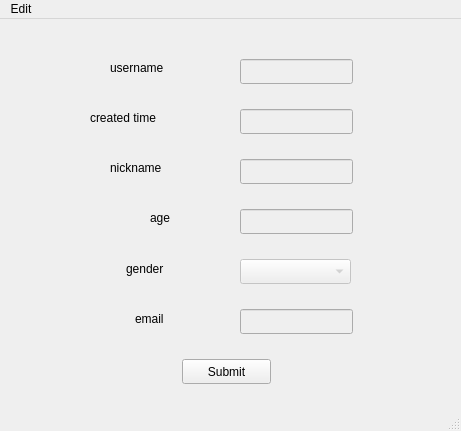
billsjchw/ChatRoom, file Client/QChatClient/personal_info_window.ui: the form before one commit.
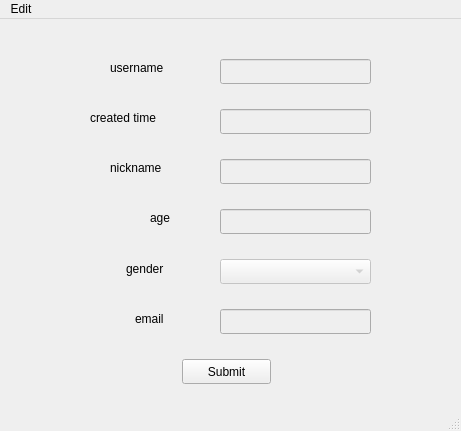
The form after the commit.

What changed in the file:
```diff
--- a/Client/QChatClient/personal_info_window.ui
+++ b/Client/QChatClient/personal_info_window.ui
@@ -20,9 +20,9 @@
     </property>
     <property name="geometry">
      <rect>
-      <x>240</x>
+      <x>220</x>
       <y>40</y>
-      <width>113</width>
+      <width>151</width>
       <height>25</height>
      </rect>
     </property>
@@ -33,9 +33,9 @@
     </property>
     <property name="geometry">
      <rect>
-      <x>240</x>
+      <x>220</x>
       <y>90</y>
-      <width>113</width>
+      <width>151</width>
       <height>25</height>
      </rect>
     </property>
@@ -46,9 +46,9 @@
     </property>
     <property name="geometry">
      <rect>
-      <x>240</x>
+      <x>220</x>
       <y>140</y>
-      <width>113</width>
+      <width>151</width>
       <height>25</height>
      </rect>
     </property>
@@ -59,9 +59,9 @@
     </property>
     <property name="geometry">
      <rect>
-      <x>240</x>
+      <x>220</x>
       <y>190</y>
-      <width>113</width>
+      <width>151</width>
       <height>25</height>
      </rect>
     </property>
@@ -75,9 +75,9 @@
     </property>
     <property name="geometry">
      <rect>
-      <x>240</x>
+      <x>220</x>
       <y>290</y>
-      <width>113</width>
+      <width>151</width>
       <height>25</height>
      </rect>
     </property>
@@ -166,9 +166,9 @@
     </property>
     <property name="geometry">
      <rect>
-      <x>240</x>
+      <x>220</x>
       <y>240</y>
-      <width>111</width>
+      <width>151</width>
       <height>25</height>
      </rect>
     </property>
@@ -207,10 +207,10 @@
    <widget class="QLabel" name="hint">
     <property name="geometry">
      <rect>
-      <x>120</x>
+      <x>117</x>
       <y>340</y>
       <width>221</width>
-      <height>20</height>
+      <height>16</height>
      </rect>
     </property>
     <property name="text">
```
Left out of the diff: 2 changed lines with no effect on the pictures.
